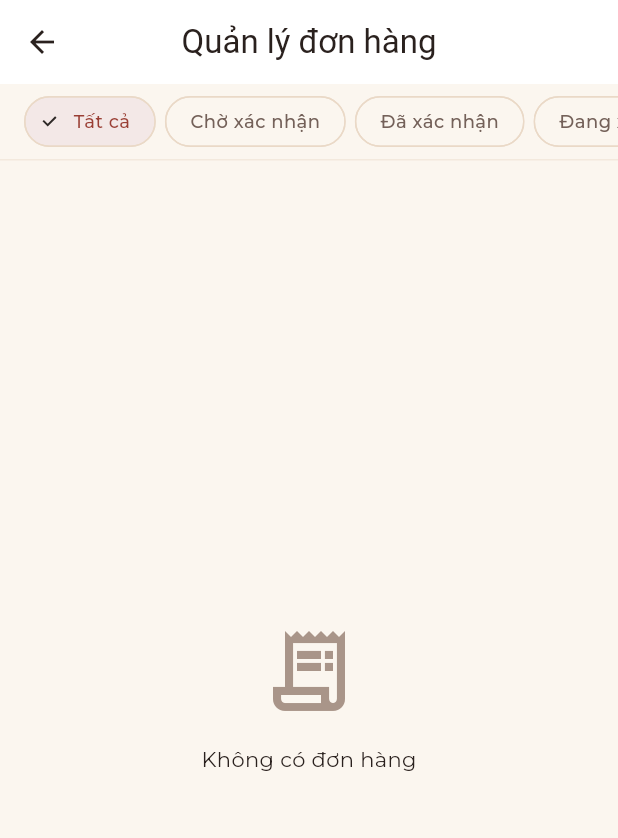
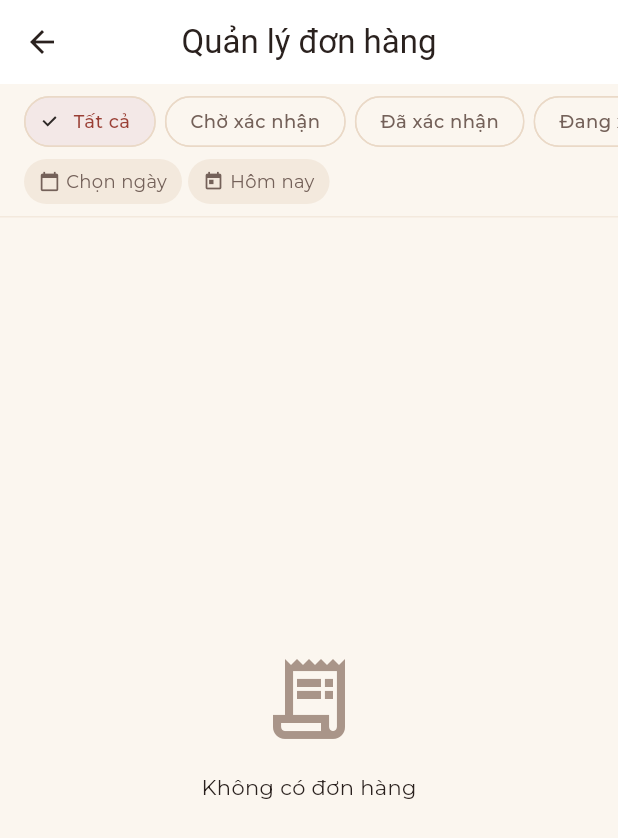
Before and after one commit to bavanchun/PRM393_Group5_BigStyle, a Flutter app: the ManagerOrdersScreen screen opened directly, after a tap on "Tất cả", on a phone screen of 412 x 824 dp. Shown: the top 838 px of the screen. Run offline on Flutter 3.47's test engine with Material 3 defaults, Android fonts, the phone set to English and light mode, and no system bars; our stand-ins replace equatable, flutter_bloc, flutter_dotenv, geolocator, google_maps_flutter, google_sign_in and 4 more; accounts and stored records are empty.

Commit message:
feat(manager): port date-range filter and customer email fallback from main
These were dropped when manager_orders_screen.dart / manager_order_card.dart
took the dev-side version wholesale during the main merge (UI redesign
conflict) — the underlying ManagerLoadOrders(fromDate/toDate) plumbing and
OrderModel.customerEmail field already survived the merge, only the UI
wiring was missing.

```diff
--- a/FE/lib/screens/manager/manager_order_card.dart
+++ b/FE/lib/screens/manager/manager_order_card.dart
@@ -81,7 +81,9 @@ class ManagerOrderCard extends StatelessWidget {
                       Text(
                         order.customerName?.trim().isNotEmpty == true
                             ? order.customerName!
-                            : 'Khách hàng',
+                            : order.customerEmail?.trim().isNotEmpty == true
+                                ? order.customerEmail!
+                                : 'Khách hàng',
                         style: AppTypography.bodySmall.copyWith(fontSize: 11),
                       ),
                     ],
--- a/FE/lib/screens/manager/manager_orders_screen.dart
+++ b/FE/lib/screens/manager/manager_orders_screen.dart
@@ -23,12 +23,58 @@ class ManagerOrdersScreen extends StatefulWidget {
 }
 
 class _ManagerOrdersScreenState extends State<ManagerOrdersScreen> {
+  DateTime? _fromDate;
+  DateTime? _toDate;
+
   @override
   void initState() {
     super.initState();
     context.read<ManagerBloc>().add(const ManagerLoadOrders());
     context.read<RefundRequestBloc>().add(
       const RefundRequestLoadPendingOrderIds(),
+    );
+  }
+
+  Future<void> _pickDateRange() async {
+    final picked = await showDateRangePicker(
+      context: context,
+      firstDate: DateTime(2024),
+      lastDate: DateTime.now().add(const Duration(days: 1)),
+      initialDateRange: _fromDate != null && _toDate != null
+          ? DateTimeRange(start: _fromDate!, end: _toDate!)
+          : null,
+      locale: const Locale('vi', 'VN'),
+    );
+    if (picked != null) {
+      setState(() {
+        _fromDate = picked.start;
+        _toDate = picked.end.add(const Duration(days: 1));
+      });
+      _applyDateFilter();
+    }
+  }
+
+  void _setToday() {
+    final now = DateTime.now();
+    setState(() {
+      _fromDate = DateTime(now.year, now.month, now.day);
+      _toDate = _fromDate!.add(const Duration(days: 1));
+    });
+    _applyDateFilter();
+  }
+
+  void _clearDateFilter() {
+    setState(() {
+      _fromDate = null;
+      _toDate = null;
+    });
+    _applyDateFilter();
+  }
+
+  void _applyDateFilter() {
+    final status = context.read<ManagerBloc>().state.selectedStatus;
+    context.read<ManagerBloc>().add(
+      ManagerLoadOrders(status: status, fromDate: _fromDate, toDate: _toDate),
     );
   }
 
@@ -62,6 +108,7 @@ class _ManagerOrdersScreenState extends State<ManagerOrdersScreen> {
             return Column(
               children: [
                 _buildFilterChips(state.selectedStatus),
+                _buildDateFilterRow(),
                 if (state.isOrdersLoading) const LinearProgressIndicator(),
                 const Divider(height: 1),
                 Expanded(child: _buildOrdersContent(state)),
@@ -92,10 +139,51 @@ class _ManagerOrdersScreenState extends State<ManagerOrdersScreen> {
           return ChoiceChip(
             label: Text(status?.label ?? 'Tất cả'),
             selected: isSelected,
-            onSelected: (_) =>
-                context.read<ManagerBloc>().add(ManagerLoadOrders(status: key)),
+            onSelected: (_) => context.read<ManagerBloc>().add(
+              ManagerLoadOrders(status: key, fromDate: _fromDate, toDate: _toDate),
+            ),
           );
         },
+      ),
+    );
+  }
+
+  Widget _buildDateFilterRow() {
+    final hasDateFilter = _fromDate != null || _toDate != null;
+    return Padding(
+      padding: const EdgeInsets.fromLTRB(AppSpacing.md, 0, AppSpacing.md, AppSpacing.xs),
+      child: Row(
+        children: [
+          _FilterChip(
+            icon: Icons.calendar_today,
+            label: _fromDate != null && _toDate != null
+                ? '${_fromDate!.day}/${_fromDate!.month} → ${_toDate!.subtract(const Duration(days: 1)).day}/${_toDate!.subtract(const Duration(days: 1)).month}'
+                : 'Chọn ngày',
+            onTap: _pickDateRange,
+          ),
+          const SizedBox(width: 4),
+          _FilterChip(
+            icon: Icons.today,
+            label: 'Hôm nay',
+            onTap: _setToday,
+            isActive: _fromDate != null &&
+                _fromDate ==
+                    DateTime(
+                      DateTime.now().year,
+                      DateTime.now().month,
+                      DateTime.now().day,
+                    ),
+          ),
+          if (hasDateFilter) ...[
+            const SizedBox(width: 4),
+            _FilterChip(
+              icon: Icons.clear,
+              label: 'Xoá',
+              onTap: _clearDateFilter,
+              isActive: true,
+            ),
+          ],
+        ],
       ),
     );
   }
@@ -109,7 +197,11 @@ class _ManagerOrdersScreenState extends State<ManagerOrdersScreen> {
         child: AppErrorState(
           message: state.error!,
           onRetry: () => context.read<ManagerBloc>().add(
-            ManagerLoadOrders(status: state.selectedStatus),
+            ManagerLoadOrders(
+              status: state.selectedStatus,
+              fromDate: _fromDate,
+              toDate: _toDate,
+            ),
           ),
         ),
       );
@@ -159,9 +251,57 @@ class _ManagerOrdersScreenState extends State<ManagerOrdersScreen> {
   }
 
   Future<void> _reload(String? status) async {
-    context.read<ManagerBloc>().add(ManagerLoadOrders(status: status));
+    context.read<ManagerBloc>().add(
+      ManagerLoadOrders(status: status, fromDate: _fromDate, toDate: _toDate),
+    );
     await context.read<ManagerBloc>().stream.firstWhere(
       (state) => !state.isOrdersLoading,
     );
   }
 }
+
+class _FilterChip extends StatelessWidget {
+  final IconData icon;
+  final String label;
+  final VoidCallback onTap;
+  final bool isActive;
+
+  const _FilterChip({
+    required this.icon,
+    required this.label,
+    required this.onTap,
+    this.isActive = false,
+  });
+
+  @override
+  Widget build(BuildContext context) {
+    return GestureDetector(
+      onTap: onTap,
+      child: Container(
+        padding: const EdgeInsets.symmetric(horizontal: 10, vertical: 6),
+        decoration: BoxDecoration(
+          color: isActive
+              ? AppColors.primary.withValues(alpha: 0.1)
+              : AppColors.divider,
+          borderRadius: BorderRadius.circular(16),
+          border: isActive ? Border.all(color: AppColors.primary) : null,
+        ),
+        child: Row(
+          mainAxisSize: MainAxisSize.min,
+          children: [
+            Icon(icon, size: 14, color: AppColors.textSecondary),
+            const SizedBox(width: 4),
+            Text(
+              label,
+              style: TextStyle(
+                fontSize: 12,
+                color: AppColors.textSecondary,
+                fontWeight: isActive ? FontWeight.w600 : FontWeight.normal,
+              ),
+            ),
+          ],
+        ),
+      ),
+    );
+  }
+}
```
